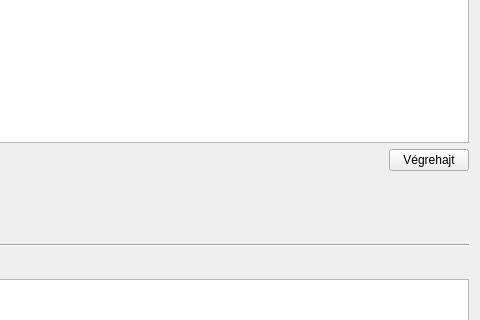
csikfer/lanview2, file lv2g/gparse.ui: the form before one commit; both pictures show x 391 to 871 and y 139 to 459 of the 871 by 701 pixel window.
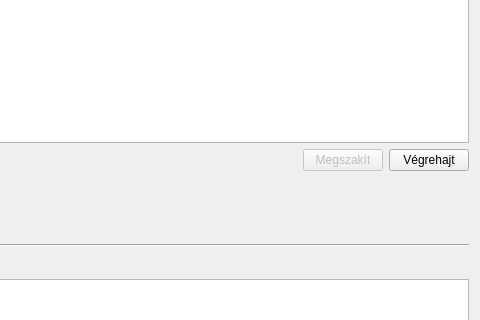
The form after the commit.

Diff of the .ui file:
```diff
--- a/lv2g/gparse.ui
+++ b/lv2g/gparse.ui
@@ -81,6 +81,16 @@
        </property>
       </spacer>
      </item>
+     <item>
+      <widget class="QPushButton" name="pushButtonBreak">
+       <property name="enabled">
+        <bool>false</bool>
+       </property>
+       <property name="text">
+        <string>Megszakít</string>
+       </property>
+      </widget>
+     </item>
      <item>
       <widget class="QPushButton" name="pushButtonParse">
        <property name="text">
```
